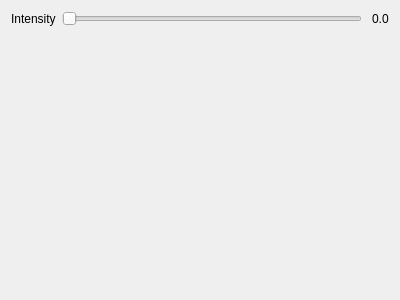
Old version of the form src/editor/propertieswidgets/lightpropertywidget.ui in the repository frame-r/RenderMaster.
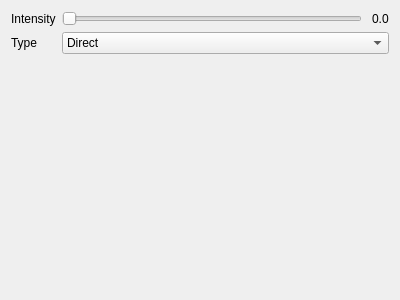
New version of the form.

Patch:
```diff
--- a/src/editor/propertieswidgets/lightpropertywidget.ui
+++ b/src/editor/propertieswidgets/lightpropertywidget.ui
@@ -48,6 +48,27 @@
      </item>
     </layout>
    </item>
+   <item row="1" column="0">
+    <widget class="QLabel" name="type_l">
+     <property name="text">
+      <string>Type</string>
+     </property>
+    </widget>
+   </item>
+   <item row="1" column="1">
+    <widget class="QComboBox" name="type_cb">
+	<item>
+      <property name="text">
+       <string>Direct</string>
+      </property>
+     </item>
+	 <item>
+      <property name="text">
+       <string>Area</string>
+      </property>
+     </item>
+	 </widget>
+   </item>
   </layout>
  </widget>
  <resources/>
```
